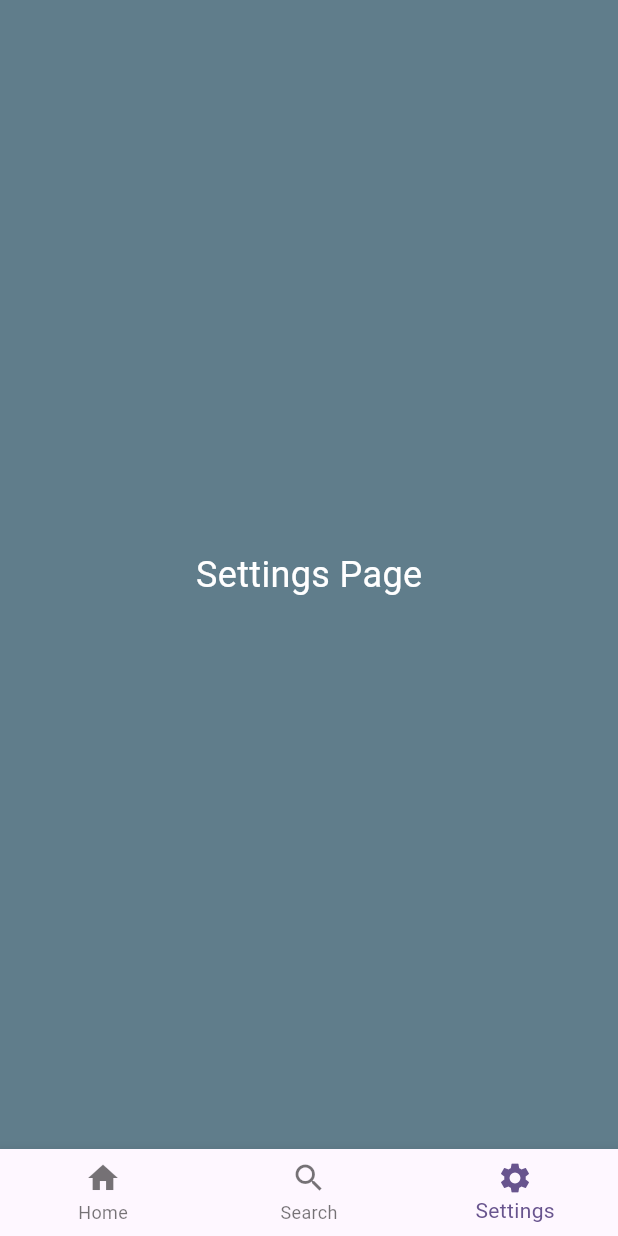
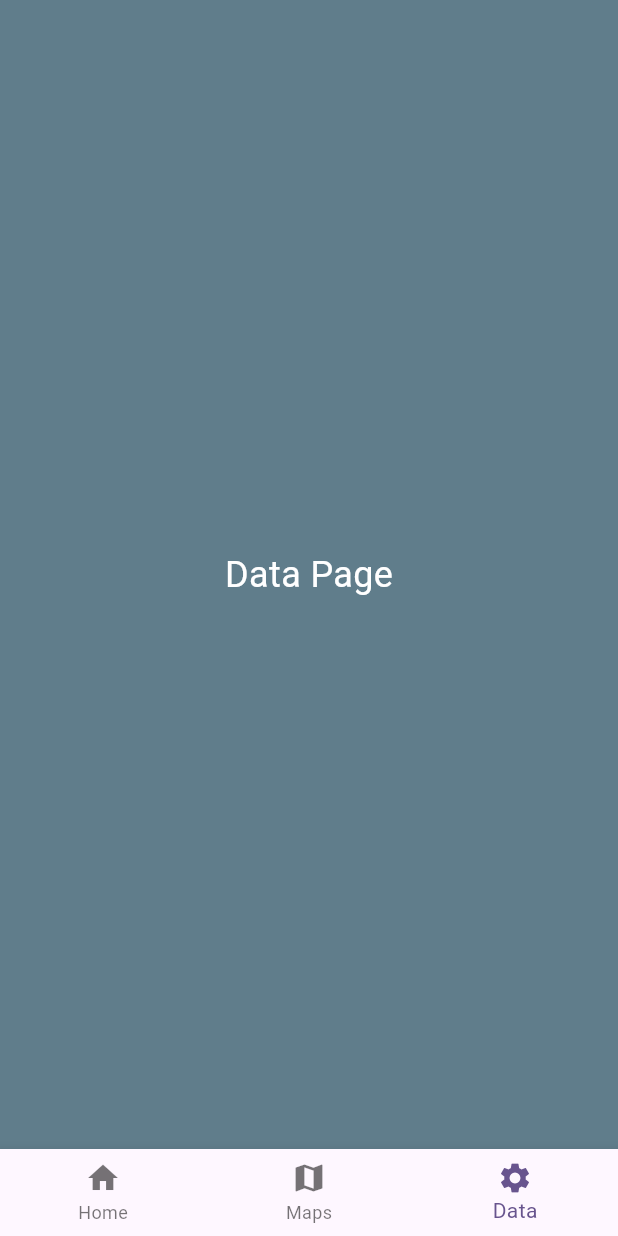
Before and after one commit to scott-d-mann/demo_flutter_app_CAP_Maps, a Flutter app: the screen it shows after launch, item 3 of the bottom bar chosen, on a phone screen of 412 x 824 dp. Run offline on Flutter 3.47's test engine with Material 3 defaults, Android fonts, the light colour scheme and no system bars; our stand-ins replace google_maps_flutter; statements that could not run were skipped.

Commit message:
Maps Added

```diff
--- a/lib/settings_page.dart
+++ b/lib/data_page.dart
@@ -1,8 +1,8 @@
 import 'package:flutter/material.dart';
 
 
-class SettingsPage extends StatelessWidget {
-  const SettingsPage({super.key});
+class DataPage extends StatelessWidget {
+  const DataPage({super.key});
 
   @override
   Widget build(BuildContext context) {
@@ -11,7 +11,7 @@ class SettingsPage extends StatelessWidget {
       color: Colors.blueGrey,
       child: const Center(
         child: Text(
-          'Settings Page',
+          'Data Page',
           style: TextStyle(fontSize: 24, color: Colors.white),
         ),
       ),
--- a/lib/main.dart
+++ b/lib/main.dart
@@ -15,25 +15,10 @@ class MyApp extends StatelessWidget {
     return MaterialApp(
       title: 'Flutter Demo',
       theme: ThemeData(
-        // This is the theme of your application.
-        //
-        // TRY THIS: Try running your application with "flutter run". You'll see
-        // the application has a purple toolbar. Then, without quitting the app,
-        // try changing the seedColor in the colorScheme below to Colors.green
-        // and then invoke "hot reload" (save your changes or press the "hot
-        // reload" button in a Flutter-supported IDE, or press "r" if you used
-        // the command line to start the app).
-        //
-        // Notice that the counter didn't reset back to zero; the application
-        // state is not lost during the reload. To reset the state, use hot
-        // restart instead.
-        //
-        // This works for code too, not just values: Most code changes can be
-        // tested with just a hot reload.
         colorScheme: ColorScheme.fromSeed(seedColor: Colors.deepPurple),
         useMaterial3: true,
       ),
-      home: MainPage(),
+      home: const MainPage(),
     );
   }
 }
--- a/lib/main_page.dart
+++ b/lib/main_page.dart
@@ -1,7 +1,7 @@
 import 'package:flutter/material.dart';
 import 'home_page.dart';
-import 'search_page.dart';
-import 'settings_page.dart';
+import 'data_page.dart';
+import 'maps_page.dart';
 
 class MainPage extends StatefulWidget {
   const MainPage({super.key});
@@ -14,8 +14,8 @@ class _MainPageState extends State<MainPage> {
 
   final List<Widget> pages = [
     const HomePage(),
-    const SearchPage(),
-    const SettingsPage()
+    const MapsPage(),
+    const DataPage()
   ];
 
   int currentPage = 0;
@@ -37,12 +37,12 @@ class _MainPageState extends State<MainPage> {
           label: 'Home',
         ),
         BottomNavigationBarItem(
-          icon: Icon(Icons.search),
-          label: 'Search',
+          icon: Icon(Icons.map),
+          label: 'Maps',
         ),
         BottomNavigationBarItem(
           icon: Icon(Icons.settings),
-          label: 'Settings',
+          label: 'Data',
         )
       ]));
   }
--- a/pubspec.yaml
+++ b/pubspec.yaml
@@ -35,6 +35,8 @@ dependencies:
   # The following adds the Cupertino Icons font to your application.
   # Use with the CupertinoIcons class for iOS style icons.
   cupertino_icons: ^1.0.8
+  google_maps_flutter: ^2.10.0
+
 
 dev_dependencies:
   flutter_test:
```
Also changed, not shown: lib/maps_page.dart (added, +39 -0 lines), lib/search_page.dart (deleted, +0 -19 lines), pubspec.lock, 6 other files.
